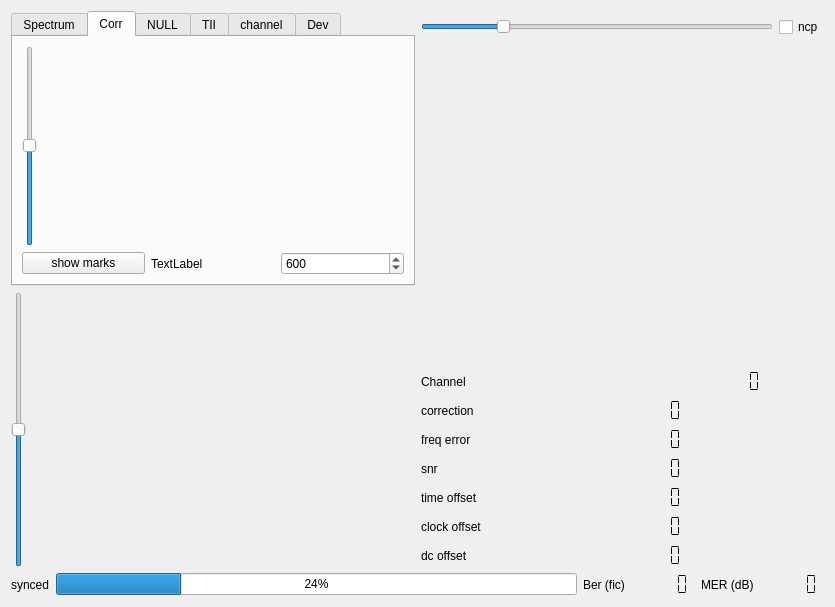
The window that qt-dab-6.9/forms-v7/new-display/scopewidget.ui (JvanKatwijk/qt-dab) describes before a commit, drawn with Qt 5.
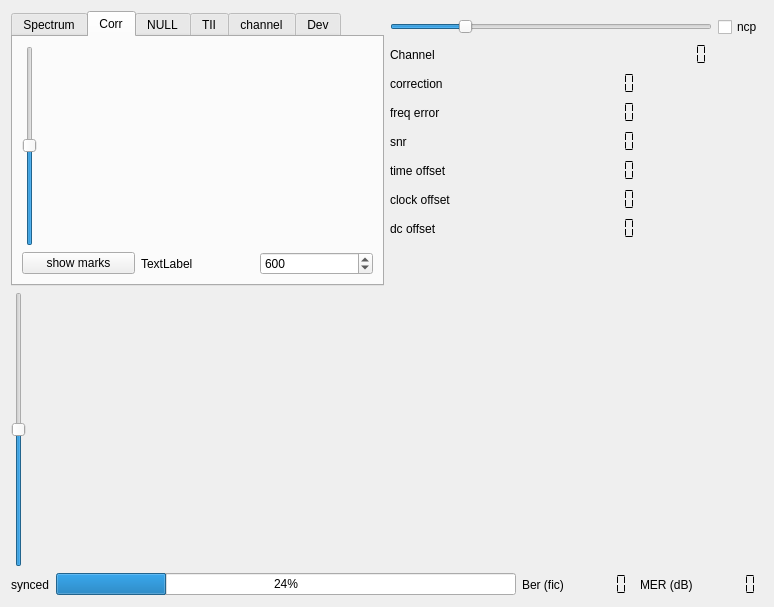
The same window after the commit. Custom widgets are drawn as their Qt base class.

The edit to the form file:
```diff
--- a/qt-dab-6.9/forms-v7/new-display/scopewidget.ui
+++ b/qt-dab-6.9/forms-v7/new-display/scopewidget.ui
@@ -6,7 +6,7 @@
    <rect>
     <x>0</x>
     <y>0</y>
-    <width>835</width>
+    <width>774</width>
     <height>607</height>
    </rect>
   </property>
@@ -312,19 +312,6 @@
          </item>
         </layout>
        </item>
-       <item>
-        <spacer name="verticalSpacer">
-         <property name="orientation">
-          <enum>Qt::Orientation::Vertical</enum>
-         </property>
-         <property name="sizeHint" stdset="0">
-          <size>
-           <width>20</width>
-           <height>40</height>
-          </size>
-         </property>
-        </spacer>
-       </item>
        <item>
         <layout class="QFormLayout" name="formLayout">
          <item row="0" column="0" colspan="2">
@@ -494,6 +481,19 @@
          </item>
         </layout>
        </item>
+       <item>
+        <spacer name="verticalSpacer">
+         <property name="orientation">
+          <enum>Qt::Orientation::Vertical</enum>
+         </property>
+         <property name="sizeHint" stdset="0">
+          <size>
+           <width>20</width>
+           <height>40</height>
+          </size>
+         </property>
+        </spacer>
+       </item>
       </layout>
      </item>
     </layout>
```
